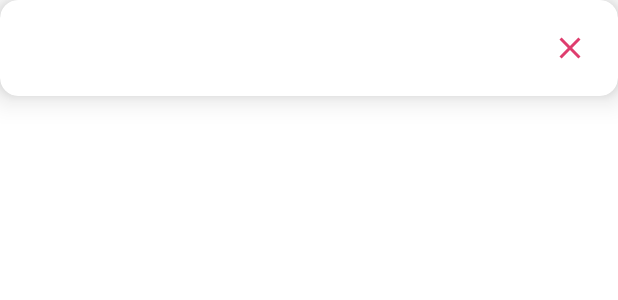
After one commit to subhambikashbehera/InstagramVideoDownloader, an Android app: the layout popup.xml on its own in the app's theme, with its tools: preview values and no code run, on a phone screen of 412 x 824 dp. The commit adds this screen. Shown: the top 300 px of the screen. Run offline under Robolectric (Android 15) with nearby library versions, the phone set to English and light mode, and no system bars.

Commit message:
added share

```diff
--- a/app/src/main/java/com/subhambikashsubhamgupta/instagramdownloader/DownloadFragment.kt
+++ b/app/src/main/java/com/subhambikashsubhamgupta/instagramdownloader/DownloadFragment.kt
@@ -24,6 +24,7 @@ import com.android.volley.toolbox.StringRequest
 import com.android.volley.toolbox.Volley
 import com.bumptech.glide.Glide
 import com.google.android.material.card.MaterialCardView
+import com.google.android.material.dialog.MaterialAlertDialogBuilder
 import org.json.JSONObject
 import java.io.File
 
@@ -222,6 +223,9 @@ class DownloadFragment : Fragment(), SendDataInterface{
 
         }
     }
+    private fun showDialog(){
+        val materialAlertDialogBuilder = MaterialAlertDialogBuilder(activity?.applicationContext!!)
+    }
     private fun checkLinkForVorP(){
         if (video_url.isNotEmpty()) {
             downloadableurl = video_url
--- /dev/null
+++ b/app/src/main/res/drawable/ic_baseline_clear.xml
@@ -0,0 +1,10 @@
+<vector xmlns:android="http://schemas.android.com/apk/res/android"
+    android:width="24dp"
+    android:height="24dp"
+    android:viewportWidth="24"
+    android:viewportHeight="24"
+    android:tint="?attr/colorControlNormal">
+  <path
+      android:fillColor="@android:color/white"
+      android:pathData="M19,6.41L17.59,5 12,10.59 6.41,5 5,6.41 10.59,12 5,17.59 6.41,19 12,13.41 17.59,19 19,17.59 13.41,12z"/>
+</vector>
--- /dev/null
+++ b/app/src/main/res/layout/popup.xml
@@ -0,0 +1,30 @@
+<?xml version="1.0" encoding="utf-8"?>
+<com.google.android.material.card.MaterialCardView xmlns:android="http://schemas.android.com/apk/res/android"
+    android:layout_width="match_parent"
+    android:layout_height="wrap_content"
+    xmlns:app="http://schemas.android.com/apk/res-auto"
+    app:cardElevation="12dp"
+    app:cardCornerRadius="12dp">
+    <RelativeLayout
+        android:layout_width="match_parent"
+        android:layout_height="wrap_content">
+        <Button
+            android:layout_width="wrap_content"
+            android:layout_height="wrap_content"
+            android:layout_alignParentEnd="true"
+            style="@style/Widget.App.Button.OutlinedButton.IconOnly"
+            app:icon="@drawable/ic_baseline_clear"
+            android:layout_margin="8dp"
+            android:layout_alignParentTop="true"/>
+        <TextView
+            android:layout_width="match_parent"
+            android:textStyle="bold"
+            android:layout_height="wrap_content"/>
+
+    </RelativeLayout>
+
+
+
+
+
+</com.google.android.material.card.MaterialCardView>
```
